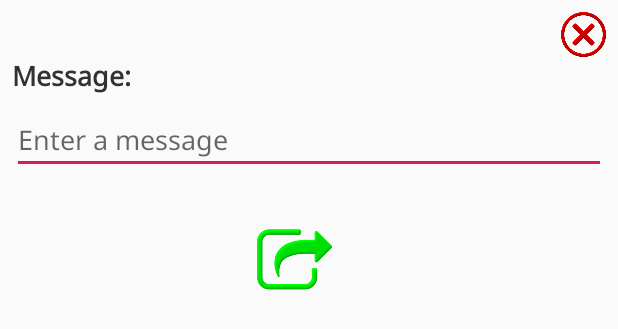
After one commit to LethalMaus/StreamingYorkie, an Android app: the layout lurk_message_dialog.xml on its own in the app's theme, with its tools: preview values and no code run, on a phone screen of 412 x 824 dp. The commit adds this screen. Shown: the top 329 px of the screen. Run offline under Robolectric (Android 15) with nearby library versions, the phone set to English and light mode, and no system bars; network calls fail.

Commit message:
Lurk message dialog and some refactoring

```diff
--- a/streaming_yorkie/src/main/java/com/lethalmaus/streaming_yorkie/request/LurkRequestHandler.java
+++ b/streaming_yorkie/src/main/java/com/lethalmaus/streaming_yorkie/request/LurkRequestHandler.java
@@ -124,7 +124,7 @@ public class LurkRequestHandler extends RequestHandler {
                                                 + "<video autoplay onerror='this.load()' onloadstart='this.volume=0.000001'>"
                                                 + "<source src='" + lurkUrl + "' type='application/x-mpegURL' onended='document.getElementById('" + channel.toLowerCase().trim() + "').outerHTML=\"\"'>"
                                                 + "</video></div>";
-                                        if (lurk.getChannelId() == 0 || lurk.getHtml().isEmpty()) {
+                                        if (lurk.getChannelId() == 0 || lurk.getHtml() == null || lurk.getHtml().isEmpty()) {
                                             if (lurk.getLogo() == null || lurk.getLogo().isEmpty()) {
                                                 FollowingEntity following = streamingYorkieDB.followingDAO().getUserById(Integer.parseInt(channelId));
                                                 if (following == null) {
@@ -182,6 +182,7 @@ public class LurkRequestHandler extends RequestHandler {
                                     lurk.setChannelInformedOfLurk(false);
                                     lurk.setChannelIsToBeLurked(lurk.isChannelIsToBeLurked());
                                     streamingYorkieDB.lurkDAO().updateLurk(lurk);
+                                    onCompletion();
                                 }
                             }.start();
                         } else {
@@ -189,12 +190,13 @@ public class LurkRequestHandler extends RequestHandler {
                                 errorMessage = error.toString();
                             }
                             new WriteFileHandler(weakActivity, weakContext, "ERROR", null, "Error getting second Lurk Url | " + errorMessage, true).run();
+                            onCompletion();
                         }
                     } else {
                         errorMessage = error.toString();
                         new WriteFileHandler(weakActivity, weakContext, "ERROR", null, "Error getting second Lurk Url | " + errorMessage, true).run();
+                        onCompletion();
                     }
-                    onCompletion();
                 }
             });
             stringRequest.setTag(requestType);
--- /dev/null
+++ b/streaming_yorkie/src/main/res/layout/lurk_message_dialog.xml
@@ -0,0 +1,68 @@
+<?xml version="1.0" encoding="utf-8"?>
+<androidx.constraintlayout.widget.ConstraintLayout xmlns:android="http://schemas.android.com/apk/res/android"
+    xmlns:app="http://schemas.android.com/apk/res-auto"
+    xmlns:tools="http://schemas.android.com/tools"
+    android:id="@+id/ConstraintLayout"
+    android:layout_width="match_parent"
+    android:layout_height="match_parent">
+
+    <TextView
+        android:id="@+id/dialog_message_title"
+        android:layout_width="300dp"
+        android:layout_height="wrap_content"
+        android:text="@string/lurk_dialog_message_title"
+        android:textSize="18sp"
+        android:textStyle="bold"
+        app:layout_constraintStart_toStartOf="@+id/dialog_message"
+        app:layout_constraintTop_toBottomOf="@+id/dialog_cancel" />
+
+    <EditText
+        android:id="@+id/dialog_message"
+        android:layout_width="0dp"
+        android:layout_height="wrap_content"
+        android:layout_marginStart="8dp"
+        android:layout_marginTop="8dp"
+        android:layout_marginEnd="8dp"
+        android:ems="10"
+        android:hint="@string/lurk_dialog_message_hint"
+        android:imeOptions="actionNext"
+        android:importantForAutofill="no"
+        android:inputType="text"
+        android:singleLine="true"
+        android:textColor="@android:color/black"
+        app:layout_constraintEnd_toEndOf="parent"
+        app:layout_constraintHorizontal_bias="0.0"
+        app:layout_constraintStart_toStartOf="parent"
+        app:layout_constraintTop_toBottomOf="@+id/dialog_message_title"
+        tools:targetApi="o" />
+
+    <ImageButton
+        android:id="@+id/dialog_cancel"
+        android:layout_width="30dp"
+        android:layout_height="30dp"
+        android:layout_marginTop="8dp"
+        android:layout_marginEnd="8dp"
+        android:background="@android:color/transparent"
+        android:contentDescription="@string/dialog_cancel"
+        android:scaleType="centerInside"
+        app:layout_constraintEnd_toEndOf="parent"
+        app:layout_constraintTop_toTopOf="parent"
+        app:srcCompat="@drawable/cancel" />
+
+    <ImageButton
+        android:id="@+id/dialog_send"
+        android:layout_width="50dp"
+        android:layout_height="50dp"
+        android:layout_marginStart="8dp"
+        android:layout_marginTop="32dp"
+        android:layout_marginEnd="8dp"
+        android:background="@android:color/transparent"
+        android:contentDescription="@string/lurk_dialog_send"
+        android:scaleType="centerInside"
+        app:layout_constraintEnd_toEndOf="parent"
+        app:layout_constraintHorizontal_bias="0.472"
+        app:layout_constraintStart_toStartOf="parent"
+        app:layout_constraintTop_toBottomOf="@+id/dialog_message"
+        app:layout_constraintVertical_bias="0.0"
+        app:srcCompat="@drawable/export" />
+</androidx.constraintlayout.widget.ConstraintLayout>
--- a/streaming_yorkie/src/main/res/values/strings.xml
+++ b/streaming_yorkie/src/main/res/values/strings.xml
@@ -134,4 +134,9 @@
     <string name="multi_start">Start Multi Twitch</string>
     <string name="lurk_start">Start Lurk</string>
     <string name="lurk_input">Enter a Twitch channel name&#8230;</string>
+    <string name="lurk_dialog_title">Send a message</string>
+    <string name="lurk_dialog_message_title">Message:</string>
+    <string name="lurk_dialog_message_hint">Enter a message</string>
+    <string name="lurk_dialog_send">Send</string>
+    <string name="dialog_cancel">Cancel</string>
 </resources>
```
Also changed, not shown: streaming_yorkie/src/main/java/com/lethalmaus/streaming_yorkie/adapter/LurkAdapter.java (+99 -42 lines), streaming_yorkie/src/main/java/com/lethalmaus/streaming_yorkie/adapter/VODAdapter.java (+26 -35 lines), streaming_yorkie/src/main/java/com/lethalmaus/streaming_yorkie/service/LurkService.java (+4 -8 lines).
